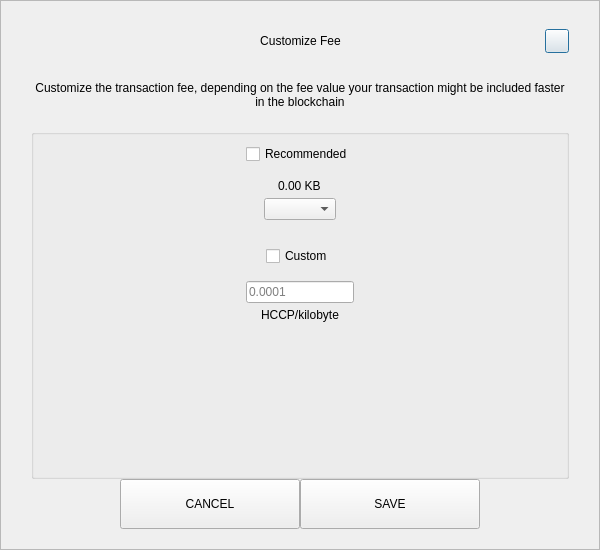
KingricharVD/NestEGG, file src/qt/pivx/forms/sendcustomfeedialog.ui: the form before one commit.
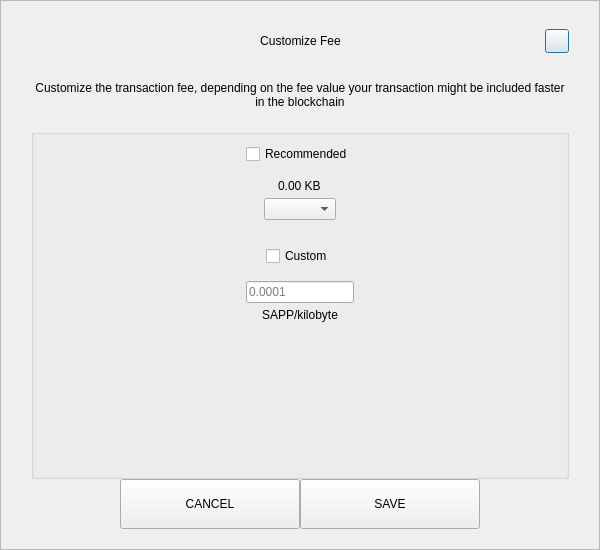
The form after the commit.

```diff
--- a/src/qt/pivx/forms/sendcustomfeedialog.ui
+++ b/src/qt/pivx/forms/sendcustomfeedialog.ui
@@ -287,7 +287,7 @@
            <item alignment="Qt::AlignHCenter">
             <widget class="QLabel" name="labelCustomFee">
              <property name="text">
-              <string>HCCP/kilobyte</string>
+              <string>SAPP/kilobyte</string>
              </property>
             </widget>
            </item>
```
